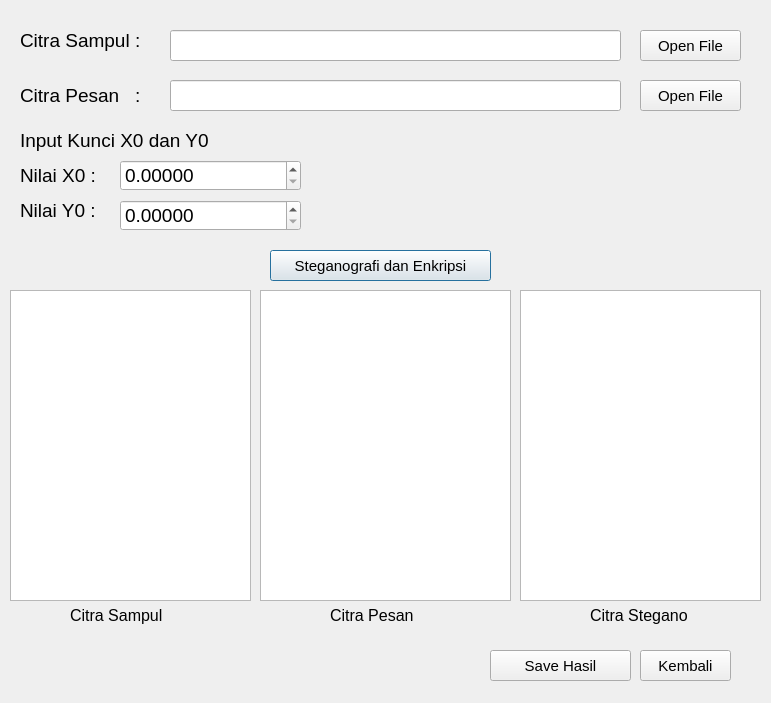
Before: the Qt Designer form ui/InputSteganografiDanEnkripsi.ui in distky/DCT-Permutation-Chaotic-Encryption, drawn with Qt 5.
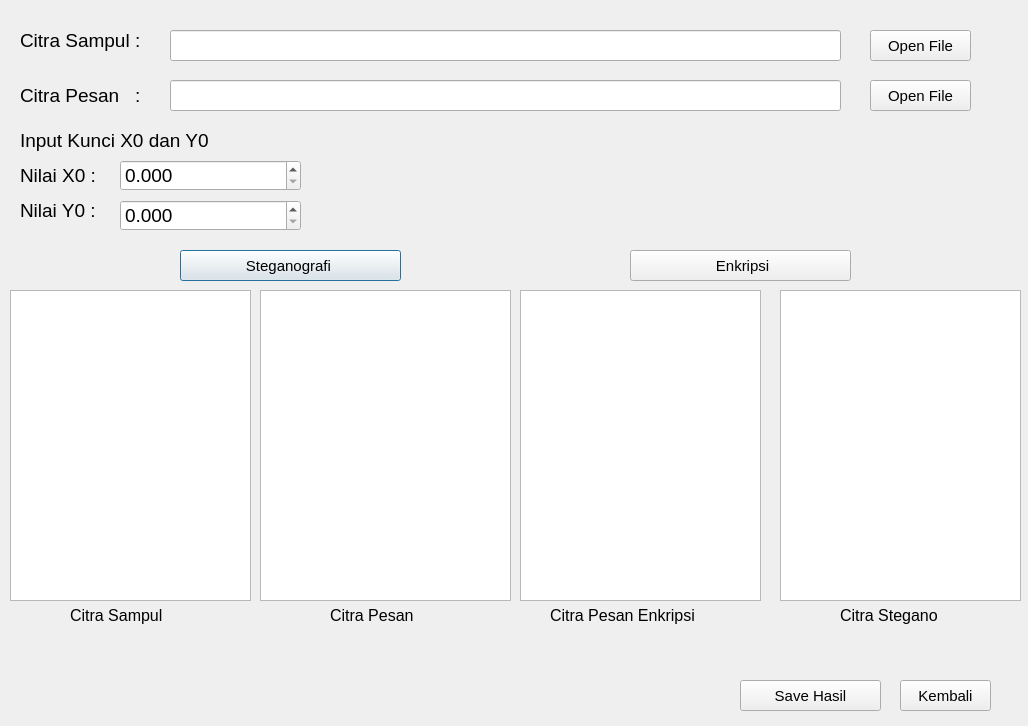
After: the same form once the commit is applied.

Commit message: penambahan graphic view

```diff
--- a/ui/InputSteganografiDanEnkripsi.ui
+++ b/ui/InputSteganografiDanEnkripsi.ui
@@ -6,8 +6,8 @@
    <rect>
     <x>0</x>
     <y>0</y>
-    <width>771</width>
-    <height>703</height>
+    <width>1028</width>
+    <height>726</height>
    </rect>
   </property>
   <property name="windowTitle">
@@ -18,7 +18,7 @@
     <rect>
      <x>170</x>
      <y>80</y>
-     <width>451</width>
+     <width>671</width>
      <height>31</height>
     </rect>
    </property>
@@ -36,7 +36,7 @@
   <widget class="QPushButton" name="btnEnkripsiDanStegano">
    <property name="geometry">
     <rect>
-     <x>270</x>
+     <x>180</x>
      <y>250</y>
      <width>221</width>
      <height>31</height>
@@ -48,7 +48,7 @@
     </font>
    </property>
    <property name="text">
-    <string>Steganografi dan Enkripsi</string>
+    <string>Steganografi </string>
    </property>
   </widget>
   <widget class="QLabel" name="lblCitraSampul">
@@ -108,7 +108,7 @@
   <widget class="QPushButton" name="btnCitraSampul">
    <property name="geometry">
     <rect>
-     <x>640</x>
+     <x>870</x>
      <y>30</y>
      <width>101</width>
      <height>31</height>
@@ -126,7 +126,7 @@
   <widget class="QPushButton" name="btnCitraPesan">
    <property name="geometry">
     <rect>
-     <x>640</x>
+     <x>870</x>
      <y>80</y>
      <width>101</width>
      <height>31</height>
@@ -156,7 +156,7 @@
     </font>
    </property>
    <property name="decimals">
-    <number>5</number>
+    <number>3</number>
    </property>
    <property name="maximum">
     <double>1.000000000000000</double>
@@ -180,7 +180,10 @@
     </font>
    </property>
    <property name="decimals">
-    <number>5</number>
+    <number>3</number>
+   </property>
+   <property name="minimum">
+    <double>0.000000000000000</double>
    </property>
    <property name="maximum">
     <double>1.000000000000000</double>
@@ -194,7 +197,7 @@
     <rect>
      <x>170</x>
      <y>30</y>
-     <width>451</width>
+     <width>671</width>
      <height>31</height>
     </rect>
    </property>
@@ -220,8 +223,8 @@
   <widget class="QPushButton" name="btnKembali">
    <property name="geometry">
     <rect>
-     <x>640</x>
-     <y>650</y>
+     <x>900</x>
+     <y>680</y>
      <width>91</width>
      <height>31</height>
     </rect>
@@ -312,7 +315,7 @@
   <widget class="QLabel" name="lblCitraStego">
    <property name="geometry">
     <rect>
-     <x>590</x>
+     <x>840</x>
      <y>600</y>
      <width>121</width>
      <height>31</height>
@@ -330,8 +333,8 @@
   <widget class="QPushButton" name="btnsave">
    <property name="geometry">
     <rect>
-     <x>490</x>
-     <y>650</y>
+     <x>740</x>
+     <y>680</y>
      <width>141</width>
      <height>31</height>
     </rect>
@@ -345,6 +348,136 @@
     <string>Save Hasil</string>
    </property>
   </widget>
+  <widget class="QGraphicsView" name="citraSteganoView">
+   <property name="geometry">
+    <rect>
+     <x>780</x>
+     <y>290</y>
+     <width>241</width>
+     <height>311</height>
+    </rect>
+   </property>
+  </widget>
+  <widget class="QLabel" name="lblCitraPesanEnkrip">
+   <property name="geometry">
+    <rect>
+     <x>550</x>
+     <y>600</y>
+     <width>181</width>
+     <height>31</height>
+    </rect>
+   </property>
+   <property name="font">
+    <font>
+     <pointsize>12</pointsize>
+    </font>
+   </property>
+   <property name="text">
+    <string>Citra Pesan Enkripsi</string>
+   </property>
+  </widget>
+  <widget class="QLabel" name="lblCitraSampulsize">
+   <property name="geometry">
+    <rect>
+     <x>10</x>
+     <y>630</y>
+     <width>241</width>
+     <height>31</height>
+    </rect>
+   </property>
+   <property name="font">
+    <font>
+     <pointsize>12</pointsize>
+    </font>
+   </property>
+   <property name="text">
+    <string/>
+   </property>
+   <property name="alignment">
+    <set>Qt::AlignCenter</set>
+   </property>
+  </widget>
+  <widget class="QLabel" name="lblCitraPesansize">
+   <property name="geometry">
+    <rect>
+     <x>260</x>
+     <y>630</y>
+     <width>241</width>
+     <height>31</height>
+    </rect>
+   </property>
+   <property name="font">
+    <font>
+     <pointsize>12</pointsize>
+    </font>
+   </property>
+   <property name="text">
+    <string/>
+   </property>
+   <property name="alignment">
+    <set>Qt::AlignCenter</set>
+   </property>
+  </widget>
+  <widget class="QLabel" name="lblCitraPesanEnkripsisize">
+   <property name="geometry">
+    <rect>
+     <x>520</x>
+     <y>630</y>
+     <width>241</width>
+     <height>31</height>
+    </rect>
+   </property>
+   <property name="font">
+    <font>
+     <pointsize>12</pointsize>
+    </font>
+   </property>
+   <property name="text">
+    <string/>
+   </property>
+   <property name="alignment">
+    <set>Qt::AlignCenter</set>
+   </property>
+  </widget>
+  <widget class="QLabel" name="lblCitraSteganosize">
+   <property name="geometry">
+    <rect>
+     <x>780</x>
+     <y>630</y>
+     <width>241</width>
+     <height>31</height>
+    </rect>
+   </property>
+   <property name="font">
+    <font>
+     <pointsize>12</pointsize>
+    </font>
+   </property>
+   <property name="text">
+    <string/>
+   </property>
+   <property name="alignment">
+    <set>Qt::AlignCenter</set>
+   </property>
+  </widget>
+  <widget class="QPushButton" name="btnEnkripsi">
+   <property name="geometry">
+    <rect>
+     <x>630</x>
+     <y>250</y>
+     <width>221</width>
+     <height>31</height>
+    </rect>
+   </property>
+   <property name="font">
+    <font>
+     <pointsize>11</pointsize>
+    </font>
+   </property>
+   <property name="text">
+    <string> Enkripsi</string>
+   </property>
+  </widget>
  </widget>
  <resources/>
  <connections/>
```
Left out of the diff: 8 changed lines with no effect on the pictures. The commit also changes 2 other files.
